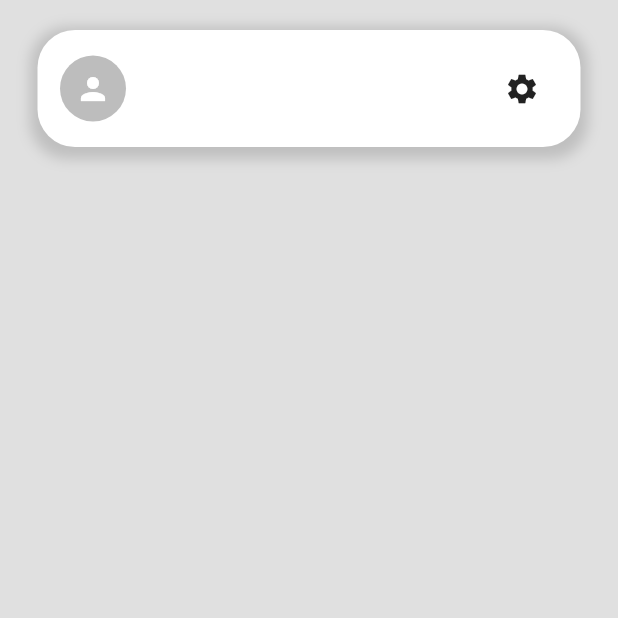
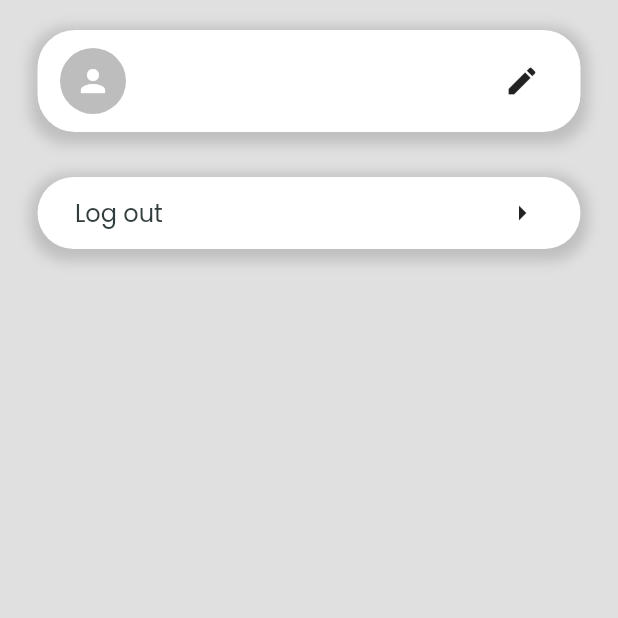
Before and after one commit to clarence00/letmecook, a Flutter app: the ProfilePage screen opened directly, on a phone screen of 412 x 824 dp, the top half of it. Run offline on Flutter 3.47's test engine with Material 2 defaults, Android fonts, the phone set to English and light mode, and no system bars; our stand-ins replace cloud_firestore, firebase_auth, firebase_core, flutter_animate, flutter_svg, google_fonts and 1 more; accounts and stored records are empty; network calls fail.

```diff
--- a/lib/pages/profile_page.dart
+++ b/lib/pages/profile_page.dart
@@ -8,10 +8,12 @@ import 'package:letmecook/pages/post_page.dart';
 import 'package:letmecook/pages/profile_page.dart';
 import 'package:letmecook/pages/search_page.dart';
 import 'package:letmecook/widgets/styled_text.dart';
+import 'package:letmecook/widgets/styled_textbox.dart';
 import 'package:letmecook/widgets/textField.dart';
 import 'package:letmecook/assets/icons/custom_icons.dart';
 import 'package:letmecook/widgets/wall_post.dart';
 import 'package:letmecook/widgets/topAppBar.dart';
+import 'package:letmecook/auth.dart';
 
 class ProfilePage extends StatefulWidget {
   const ProfilePage({super.key});
@@ -22,6 +24,56 @@ class ProfilePage extends StatefulWidget {
 
 class _ProfilePageState extends State<ProfilePage> {
   final currentUser = FirebaseAuth.instance.currentUser;
+  final TextEditingController _controllerUsername = TextEditingController();
+  bool isEditing = false;
+  bool usernameError = false;
+  late String username = '';
+
+  void saveUsername() async {
+    // Check if the username already exists
+    final querySnapshot = await FirebaseFirestore.instance
+        .collection('Usernames')
+        .where('Username', isEqualTo: _controllerUsername.text)
+        .get();
+
+    // If the result is empty or the username is still the same
+    if (querySnapshot.docs.isEmpty ||
+        querySnapshot.docs.first.get('Username') == username) {
+      await FirebaseFirestore.instance
+          .collection('Usernames')
+          .doc(currentUser!.email)
+          .set({
+        'Username': _controllerUsername.text,
+        'UserEmail': currentUser!.email,
+      });
+      setState(() {
+        username = _controllerUsername.text;
+        usernameError = false;
+      });
+    } else {
+      setState(() {
+        usernameError = true;
+      });
+    }
+  }
+
+  @override
+  void initState() {
+    super.initState();
+    fetchUsername();
+    usernameError = false;
+  }
+
+  void fetchUsername() async {
+    final snapshot = await FirebaseFirestore.instance
+        .collection('Usernames')
+        .doc(currentUser!.email)
+        .get();
+    setState(() {
+      username = snapshot.data()?['Username'] ?? currentUser!.email;
+    });
+  }
+
   @override
   Widget build(BuildContext context) {
     return Scaffold(
@@ -46,13 +98,17 @@ class _ProfilePageState extends State<ProfilePage> {
                     ],
                   ),
                   margin: const EdgeInsets.symmetric(vertical: 10),
-                  padding: const EdgeInsets.all(15),
-                  child: Row(
+                  padding: const EdgeInsets.symmetric(horizontal: 15),
+                  child: Column(
+                    children: [
+                      Row(
                         children: [
                           Container(
                             decoration: BoxDecoration(
-                            shape: BoxShape.circle, color: Colors.grey[400]),
-                        padding: EdgeInsets.all(10),
+                                shape: BoxShape.circle,
+                                color: Colors.grey[400]),
+                            padding: const EdgeInsets.all(10),
+                            margin: const EdgeInsets.symmetric(vertical: 12),
                             child: const Icon(
                               Icons.person,
                               color: Colors.white,
@@ -61,13 +117,81 @@ class _ProfilePageState extends State<ProfilePage> {
                           Expanded(
                             child: Container(
                               padding: EdgeInsets.all(10),
-                          child: StyledText(
-                            text: '${currentUser!.email}',
+                              child: isEditing
+                                  ? Container(
+                                      decoration: ShapeDecoration(
+                                        color: AppColors.background,
+                                        shape: RoundedRectangleBorder(
+                                            borderRadius:
+                                                BorderRadius.circular(8)),
+                                      ),
+                                      child: StyledTextbox(
+                                          controller: _controllerUsername,
+                                          type: 'username',
+                                          text: username),
+                                    )
+                                  : StyledText(
+                                      text: username,
                                     ),
                             ),
                           ),
                           IconButton(
-                          onPressed: () {}, icon: const Icon(Icons.settings)),
+                            onPressed: () {
+                              setState(() {
+                                isEditing = !isEditing;
+                              });
+                              if (!isEditing) {
+                                saveUsername();
+                              }
+                            },
+                            icon: isEditing
+                                ? const Icon(Icons.check)
+                                : const Icon(Icons.edit),
+                          ),
+                        ],
+                      ),
+                      usernameError
+                          ? const StyledText(
+                              text: 'Username is already taken!',
+                              color: Colors.red)
+                          : const SizedBox(height: 0),
+                    ],
+                  ),
+                ),
+              ),
+              Padding(
+                padding: const EdgeInsets.only(top: 10, left: 25, right: 25),
+                child: Container(
+                  decoration: BoxDecoration(
+                    color: Colors.white,
+                    borderRadius: BorderRadius.circular(25),
+                    boxShadow: [
+                      BoxShadow(
+                        color: Colors.grey.withOpacity(0.5),
+                        spreadRadius: 5,
+                        blurRadius: 7,
+                        offset: Offset(0, 3),
+                      )
+                    ],
+                  ),
+                  margin: const EdgeInsets.symmetric(vertical: 10),
+                  padding: const EdgeInsets.symmetric(horizontal: 15),
+                  child: Row(
+                    children: [
+                      Expanded(
+                        child: Container(
+                          padding: const EdgeInsets.all(10),
+                          child: const StyledText(
+                            text: 'Log out',
+                          ),
+                        ),
+                      ),
+                      IconButton(
+                        onPressed: () {
+                          Auth().signOut();
+                        },
+                        icon: const Icon(Icons.arrow_right),
+                      ),
                     ],
                   ),
                 ),
--- a/lib/widgets/styled_textbox.dart
+++ b/lib/widgets/styled_textbox.dart
@@ -1,15 +1,18 @@
 import 'package:flutter/material.dart';
 
 class StyledTextbox extends StatelessWidget {
-  const StyledTextbox({Key? key, this.type = 'text', required this.controller})
+  const StyledTextbox(
+      {Key? key, this.type = 'text', this.text = '', required this.controller})
       : super(key: key);
 
   final TextEditingController controller;
   final String type;
+  final String text;
 
   @override
   Widget build(BuildContext context) {
     final bool isPassword = type == 'password';
+    controller.text = text;
 
     return TextField(
       controller: controller,
```
Also changed, not shown: lib/auth.dart (+11 -0 lines). Lines whose indentation alone changed are shown as unchanged.
